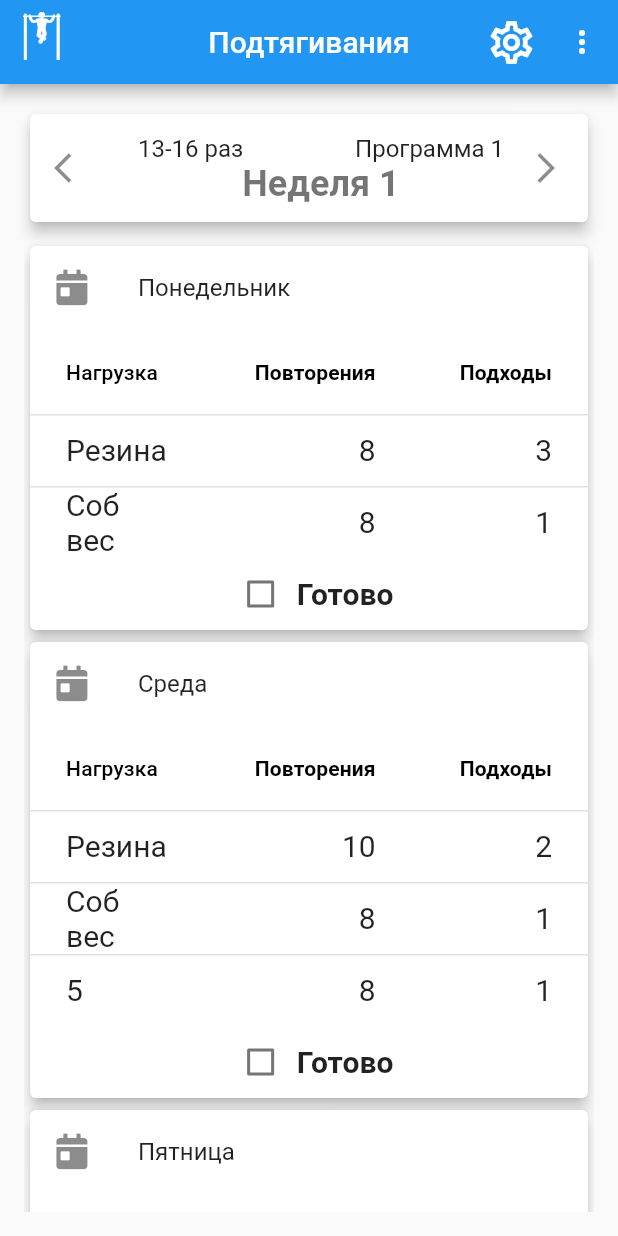
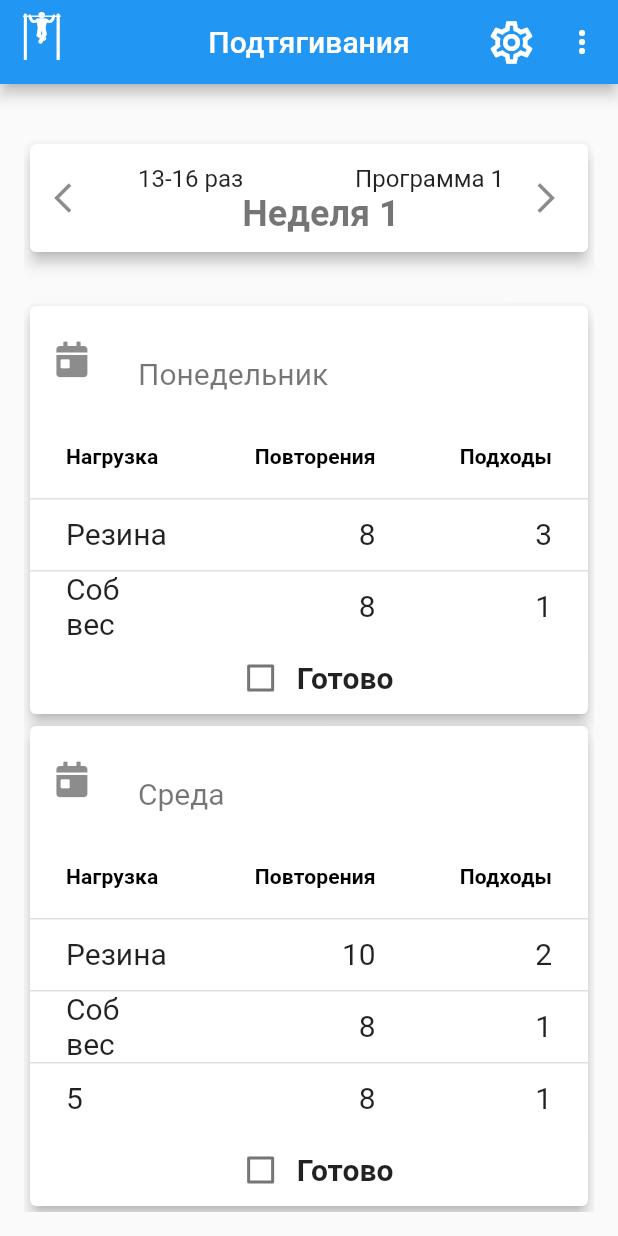
Before and after one commit to taras-rashnik/LMS_pullups, a Flutter app: the screen it shows after launch, on a phone screen of 412 x 824 dp. Run offline on Flutter 3.47's test engine with Material 2 defaults, Android fonts, the phone set to English and light mode, and no system bars; drawn by our look-alikes of carousel_slider; our stand-ins replace flutter_bloc, numberpicker.

Commit message:
add navigation between weeks

```diff
--- a/lib/main.dart
+++ b/lib/main.dart
@@ -30,8 +30,6 @@ class LmsApp extends StatelessWidget {
         debugShowCheckedModeBanner: false,
         theme: ThemeData(
           textTheme: TextTheme(
-            caption: TextStyle(fontSize: 28.0),
-            bodyText1: TextStyle(fontSize: 28.0),
             bodyText2: TextStyle(fontSize: 20.0),
           ),
         ),
--- a/lib/screens/workout/day_card.dart
+++ b/lib/screens/workout/day_card.dart
@@ -18,8 +18,13 @@ class DayCard extends StatelessWidget {
         mainAxisAlignment: MainAxisAlignment.center,
         children: [
           ListTile(
-            leading: Icon(LmsPullups.calendar_day),
-            title: Text(day.name),
+            leading: Column(
+              mainAxisAlignment: MainAxisAlignment.center,
+              children: [
+                Icon(LmsPullups.calendar_day),
+              ],
+            ),
+            subtitle: Text(day.name),
           ),
           _getExersiceTable(day),
           Row(
@@ -52,21 +57,21 @@ class DayCard extends StatelessWidget {
         DataColumn(
           label: Text(
             'Нагрузка',
-            // style: TextStyle(fontWeight: FontWeight.bold),
+            style: TextStyle(fontWeight: FontWeight.w600),
           ),
         ),
         DataColumn(
           numeric: true,
           label: Text(
             'Повторения',
-            style: TextStyle(fontWeight: FontWeight.bold),
+            style: TextStyle(fontWeight: FontWeight.w600),
           ),
         ),
         DataColumn(
           numeric: true,
           label: Text(
             'Подходы',
-            style: TextStyle(fontWeight: FontWeight.bold),
+            style: TextStyle(fontWeight: FontWeight.w600),
           ),
         ),
       ],
--- a/lib/screens/workout/week_card.dart
+++ b/lib/screens/workout/week_card.dart
@@ -1,14 +1,11 @@
 import 'package:flutter/material.dart';
 import '../../cubit/workout_state.dart';
 
-
 class WeekCard extends StatelessWidget {
   final WorkoutState state;
+  final int weekIndex;
 
-  const WeekCard({
-    Key? key,
-    required this.state,
-  }) : super(key: key);
+  const WeekCard({Key? key, required this.state, required this.weekIndex}) : super(key: key);
 
   @override
   Widget build(BuildContext context) {
@@ -31,7 +28,7 @@ class WeekCard extends StatelessWidget {
           mainAxisAlignment: MainAxisAlignment.center,
           children: [
             Text(
-              "Неделя ${state.weekIndex + 1}",
+              "Неделя ${weekIndex + 1}",
               style: TextStyle(fontWeight: FontWeight.bold, fontSize: 24),
             ),
           ],
--- a/lib/screens/workout/workout_screen.dart
+++ b/lib/screens/workout/workout_screen.dart
@@ -1,11 +1,11 @@
 import 'package:flutter/material.dart';
 import 'package:flutter_bloc/flutter_bloc.dart';
+import 'package:carousel_slider/carousel_slider.dart';
 import 'package:lms_pullups/cubit/workout_cubit.dart';
 import 'package:lms_pullups/cubit/workout_state.dart';
 import 'package:lms_pullups/screens/workout/week_card.dart';
 import '../../lms_pullups_icons.dart';
 import 'day_card.dart';
-
 
 class WorkoutScreen extends StatelessWidget {
   const WorkoutScreen({Key? key}) : super(key: key);
@@ -34,8 +34,22 @@ class WorkoutScreen extends StatelessWidget {
       mainAxisAlignment: MainAxisAlignment.start,
       crossAxisAlignment: CrossAxisAlignment.center,
       children: [
-        WeekCard(state: state),
-        SizedBox(height: 8,),
+        CarouselSlider.builder(
+          options: CarouselOptions(
+            height: 120.0,
+            viewportFraction: 1,
+            initialPage: state.weekIndex,
+            enableInfiniteScroll: false,
+            onPageChanged: (i, r){context.read<WorkoutCubit>().changeWeekIndex(i);},
+          ),
+          itemCount: table.weeks.length,
+          itemBuilder: (BuildContext context, int itemIndex, int pageViewIndex) =>
+              Center(child: WeekCard(state: state, weekIndex: itemIndex)),
+        ),
+        // WeekCard(state: state, weekIndex: 0),
+        SizedBox(
+          height: 8,
+        ),
         Flexible(
           child: ListView.builder(
             itemCount: week.days.length,
--- a/pubspec.yaml
+++ b/pubspec.yaml
@@ -33,6 +33,7 @@ dependencies:
   flutter_bloc: ^8.0.0
   uuid: ^3.0.5
   numberpicker: ^2.1.1
+  carousel_slider: ^4.0.0
 
   # The following adds the Cupertino Icons font to your application.
   # Use with the CupertinoIcons class for iOS style icons.
```
Also changed, not shown: pubspec.lock.
